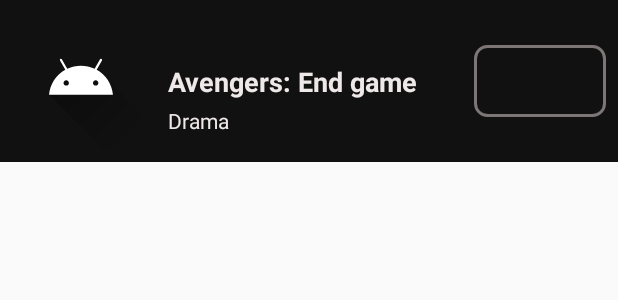
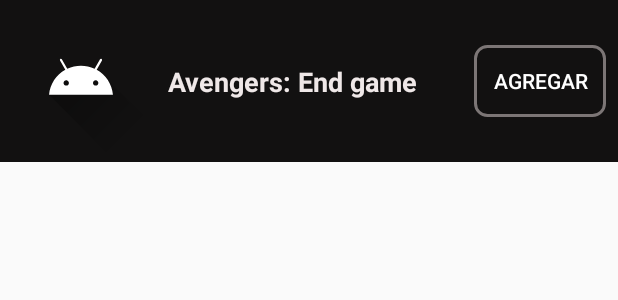
Before and after one commit to Nicolamber/brubankExcercise, an Android app: the layout search_result_item.xml on its own in the app's theme, with its tools: preview values and no code run, on a phone screen of 412 x 824 dp. Shown: the top 300 px of the screen. Run offline under Robolectric (Android 15) with nearby library versions, the phone set to English and light mode, and no system bars.

Commit message:
Finalizada logica de busquda y agregado a favoritos

```diff
--- a/app/src/main/java/com/nlambertucci/brubank/data/repository/MovieRepositoryImpl.kt
+++ b/app/src/main/java/com/nlambertucci/brubank/data/repository/MovieRepositoryImpl.kt
@@ -1,7 +1,6 @@
 package com.nlambertucci.brubank.data.repository
 
 import com.nlambertucci.brubank.data.remote.MoviesApiInterface
-import com.nlambertucci.brubank.domain.model.Genre
 import com.nlambertucci.brubank.domain.model.MoviesResponse
 import com.nlambertucci.brubank.domain.repository.MovieRepository
 import retrofit2.Response
@@ -18,8 +17,4 @@ class MovieRepositoryImpl @Inject constructor(
         return api.getMovieByName(query = name)
     }
 
-    override suspend fun getGenres(): Response<Genre> {
-        TODO("Not yet implemented")
-    }
-
 }
--- a/app/src/main/java/com/nlambertucci/brubank/domain/model/Genre.kt
+++ /dev/null
@@ -1,6 +0,0 @@
-package com.nlambertucci.brubank.domain.model
-
-data class Genre(
-    val id: Int,
-    val name: String
-)
--- a/app/src/main/java/com/nlambertucci/brubank/domain/model/SearchDto.kt
+++ b/app/src/main/java/com/nlambertucci/brubank/domain/model/SearchDto.kt
@@ -1,5 +1,6 @@
 package com.nlambertucci.brubank.domain.model
 
 data class SearchDto(
-    val movies: List<Movie>
+    val movies: List<Movie>,
+    val favoritesMovies: List<Movie>?
 )
--- a/app/src/main/java/com/nlambertucci/brubank/domain/model/movie.kt
+++ b/app/src/main/java/com/nlambertucci/brubank/domain/model/movie.kt
@@ -15,7 +15,5 @@ data class Movie(
     @SerializedName("poster_path")
     val posterPath: String,
     @SerializedName("release_date")
-    val releaseDate: String,
-    @SerializedName("genre_ids")
-    val genres: List<Int>
+    val releaseDate: String
 ): Parcelable
--- a/app/src/main/java/com/nlambertucci/brubank/domain/repository/MovieRepository.kt
+++ b/app/src/main/java/com/nlambertucci/brubank/domain/repository/MovieRepository.kt
@@ -1,6 +1,5 @@
 package com.nlambertucci.brubank.domain.repository
 
-import com.nlambertucci.brubank.domain.model.Genre
 import com.nlambertucci.brubank.domain.model.MoviesResponse
 import retrofit2.Response
 
@@ -8,6 +7,4 @@ interface MovieRepository {
     suspend fun getMovies(): Response<MoviesResponse>
     suspend fun getMovieByName(name: String): Response<MoviesResponse>
 
-    suspend fun getGenres(): Response<Genre>
-
 }
--- a/app/src/main/java/com/nlambertucci/brubank/presentation/actions/AdapterActionsInterface.kt
+++ b/app/src/main/java/com/nlambertucci/brubank/presentation/actions/AdapterActionsInterface.kt
@@ -5,4 +5,5 @@ import com.nlambertucci.brubank.domain.model.Movie
 interface AdapterActionsInterface {
     fun onContainerClicked(movie: Movie)
     fun onAddMovieClicked(movie: Movie)
+    fun onRemoveMovieClicked(movie: Movie)
 }
--- a/app/src/main/res/layout/search_result_item.xml
+++ b/app/src/main/res/layout/search_result_item.xml
@@ -4,6 +4,7 @@
     android:layout_width="match_parent"
     android:layout_height="wrap_content"
     android:background="@color/primary"
+    android:id="@+id/search_result_container"
     xmlns:tools="http://schemas.android.com/tools">
 
     <ImageView
@@ -23,38 +24,26 @@
         android:layout_width="0dp"
         android:layout_height="wrap_content"
         android:layout_marginStart="8dp"
+        android:layout_marginEnd="4dp"
         android:gravity="start"
         android:textAlignment="textStart"
         android:textColor="@color/secondary"
         android:textSize="18sp"
         android:textStyle="bold"
-        android:layout_marginEnd="4dp"
         app:layout_constraintBottom_toBottomOf="@+id/search_result_image"
-        app:layout_constraintEnd_toStartOf="@+id/button"
+        app:layout_constraintEnd_toStartOf="@+id/search_result_button"
         app:layout_constraintStart_toEndOf="@+id/search_result_image"
         app:layout_constraintTop_toTopOf="@+id/search_result_image"
         tools:text="Avengers: End game" />
 
-    <TextView
-        android:id="@+id/search_result_genre"
-        android:layout_width="0dp"
-        android:layout_height="wrap_content"
-        android:layout_marginTop="4dp"
-        android:textSize="14sp"
-        tools:text="Drama"
-        android:textColor="@color/secondary"
-        android:textStyle="normal"
-        android:textAlignment="textStart"
-        android:gravity="start"
-        app:layout_constraintEnd_toEndOf="@+id/search_result_title"
-        app:layout_constraintStart_toStartOf="@+id/search_result_title"
-        app:layout_constraintTop_toBottomOf="@+id/search_result_title" />
 
     <Button
-        android:id="@+id/button"
+        android:id="@+id/search_result_button"
         android:layout_width="wrap_content"
         android:layout_height="wrap_content"
         android:layout_marginEnd="8dp"
+        android:textColor="@color/text"
+        tools:text="Agregar"
         app:layout_constraintBottom_toBottomOf="@+id/search_result_image"
         app:layout_constraintEnd_toEndOf="parent"
         android:background="@drawable/buttoon_border_backgroud"
--- a/app/src/main/res/values/strings.xml
+++ b/app/src/main/res/values/strings.xml
@@ -7,6 +7,9 @@
     <string name="overview_title">Resumen</string>
     <string name="is_favorite_text">Remover de favoritos</string>
     <string name="is_not_favorite_text">Agregar a Favoritos</string>
+    <string name="retry_text">Reintentar</string>
+    <string name="delete_from_fav_text">Eliminar</string>
+    <string name="add_to_fav_text">Agregar</string>
 
     <!-- Textos de prueba para previsualizar -->
     <string name="movie_item_test_text">Este es un texto largo para probar que la ui es responsiva ante estos textos</string>
@@ -16,5 +19,5 @@
     <string name="title_test">AVENGERS</string>
     <string name="loading_text">Cargando...</string>
     <string name="error_message_test">Ocurrió un error, vuelve a intentar</string>
-    <string name="retry_text">Reintentar</string>
+
 </resources>
```
Also changed, not shown: app/src/main/java/com/nlambertucci/brubank/presentation/list/MainActivity.kt (+31 -5 lines), app/src/main/java/com/nlambertucci/brubank/presentation/list/adapter/SearchResultAdapter.kt (+46 -13 lines), app/src/main/java/com/nlambertucci/brubank/presentation/list/viewmodel/MoviesViewModel.kt (+32 -4 lines), app/src/main/res/layout/activity_main.xml (+12 -0 lines).
